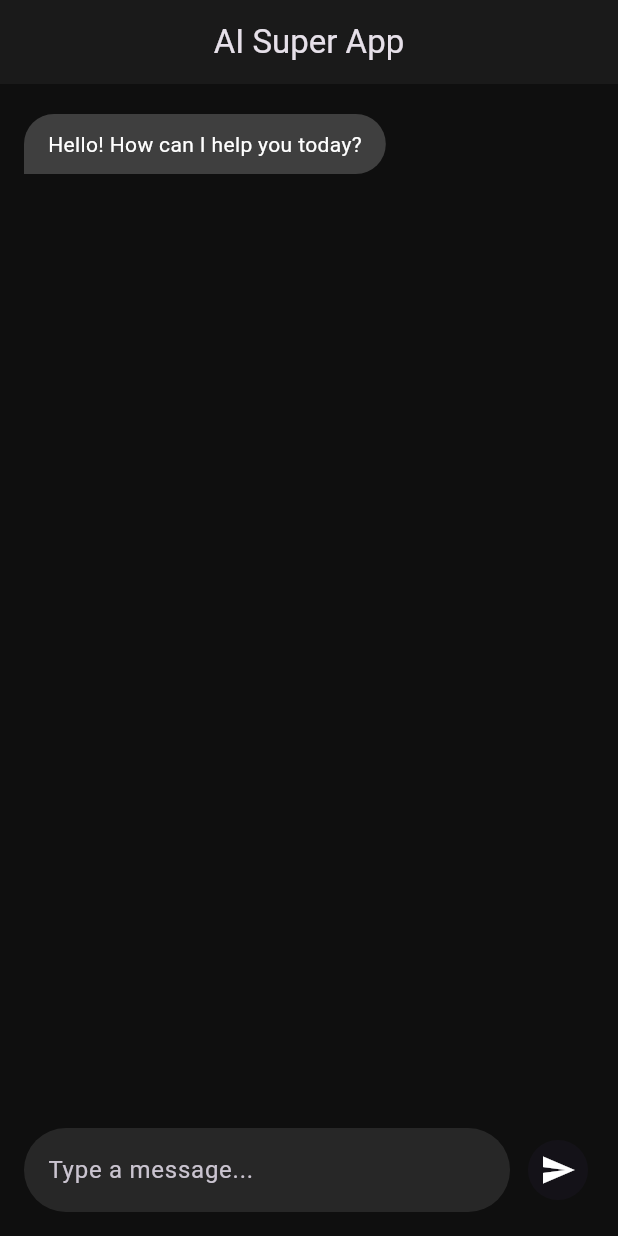
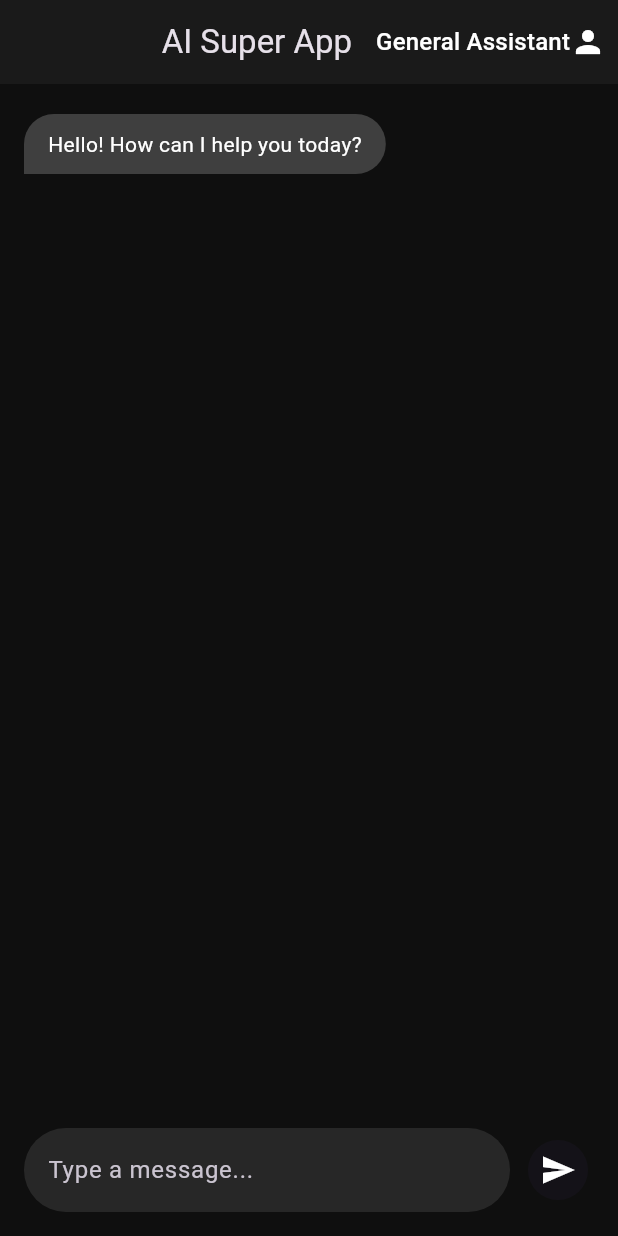
Before and after one commit to could-ai/019a5160-cfe9-722d-b2cd-a2b28bce158b, a Flutter app: the screen it shows after launch, after a tap on the "send" icon, on a phone screen of 412 x 824 dp. Run offline on Flutter 3.47's test engine with Material 3 defaults, Android fonts, the phone set to English and light mode, and no system bars.

Commit message:
Saya telah menambahkan fitur permainan peran ke HomeScreen. Sekarang Anda dapat memilih dari berbagai persona AI, seperti 'Flutter Expert', 'Storyteller', dan 'Sarcastic Bot', menggunakan menu dropdown baru di bilah aplikasi. Setiap peran menawarkan pesan pembuka dan gaya respons yang unik, memberikan pengalaman percakapan yang lebih bervariasi dan menarik. Saat Anda beralih peran, riwayat obrolan akan diatur ulang untuk memulai percakapan baru yang sesuai dengan persona yang dipilih.

```diff
--- a/usr/lib/home_screen.dart
+++ b/usr/lib/home_screen.dart
@@ -10,26 +10,73 @@ class HomeScreen extends StatefulWidget {
 
 class _HomeScreenState extends State<HomeScreen> {
   final TextEditingController _controller = TextEditingController();
-  final List<Map<String, String>> _messages = [
-    {
-      "sender": "ai",
-      "text": "Hello! How can I help you today?",
+  final List<Map<String, String>> _messages = [];
+  String _currentRole = 'General Assistant';
+  final List<String> _roles = [
+    'General Assistant',
+    'Flutter Expert',
+    'Storyteller',
+    'Sarcastic Bot'
+  ];
+
+  @override
+  void initState() {
+    super.initState();
+    _resetChat();
+  }
+
+  void _resetChat() {
+    setState(() {
+      _messages.clear();
+      _messages.add({
+        "sender": "ai",
+        "text": _getInitialMessageForRole(_currentRole),
+      });
+    });
+  }
+
+  String _getInitialMessageForRole(String role) {
+    switch (role) {
+      case 'Flutter Expert':
+        return "Hello! I'm your Flutter Expert. Ask me anything about widgets, state management, or Dart!";
+      case 'Storyteller':
+        return "Greetings! I am the Storyteller. What kind of tale shall we weave today?";
+      case 'Sarcastic Bot':
+        return "Oh, great. Another human to bother me. What do you want?";
+      case 'General Assistant':
+      default:
+        return "Hello! How can I help you today?";
     }
-  ];
+  }
+
+  String _getAIResponseForRole(String role, String userMessage) {
+    switch (role) {
+      case 'Flutter Expert':
+        return "From a Flutter Expert's perspective regarding '${userMessage.toLowerCase()}', you should probably check the official documentation. But in short, it's all about widgets.";
+      case 'Storyteller':
+        return "That's an interesting start! So, '${userMessage.toLowerCase()}'... Once upon a time, in a land far, far away...";
+      case 'Sarcastic Bot':
+        return "Did you really just say '${userMessage.toLowerCase()}'? Wow. I'm... impressed by your originality. *rolls eyes*";
+      case 'General Assistant':
+      default:
+        return "That's a great question! While I'm just a placeholder, I'll do my best to help with that.";
+    }
+  }
 
   void _sendMessage() {
     if (_controller.text.isNotEmpty) {
+      final userMessage = _controller.text;
       setState(() {
         _messages.add({
           "sender": "user",
-          "text": _controller.text,
+          "text": userMessage,
         });
         // Simulate AI response
         Future.delayed(const Duration(milliseconds: 500), () {
           setState(() {
             _messages.add({
               "sender": "ai",
-              "text": "This is a placeholder response.",
+              "text": _getAIResponseForRole(_currentRole, userMessage),
             });
           });
         });
@@ -44,6 +91,32 @@ class _HomeScreenState extends State<HomeScreen> {
       appBar: AppBar(
         title: const Text('AI Super App'),
         centerTitle: true,
+        actions: [
+          DropdownButton<String>(
+            value: _currentRole,
+            icon: const Icon(Icons.person, color: Colors.white),
+            dropdownColor: const Color(0xFF1A1A1A),
+            underline: Container(),
+            onChanged: (String? newValue) {
+              if (newValue != null) {
+                setState(() {
+                  _currentRole = newValue;
+                  _resetChat();
+                });
+              }
+            },
+            items: _roles.map<DropdownMenuItem<String>>((String value) {
+              return DropdownMenuItem<String>(
+                value: value,
+                child: Text(
+                  value,
+                  style: const TextStyle(color: Colors.white),
+                ),
+              );
+            }).toList(),
+          ),
+          const SizedBox(width: 8),
+        ],
       ),
       body: Column(
         children: [
```
